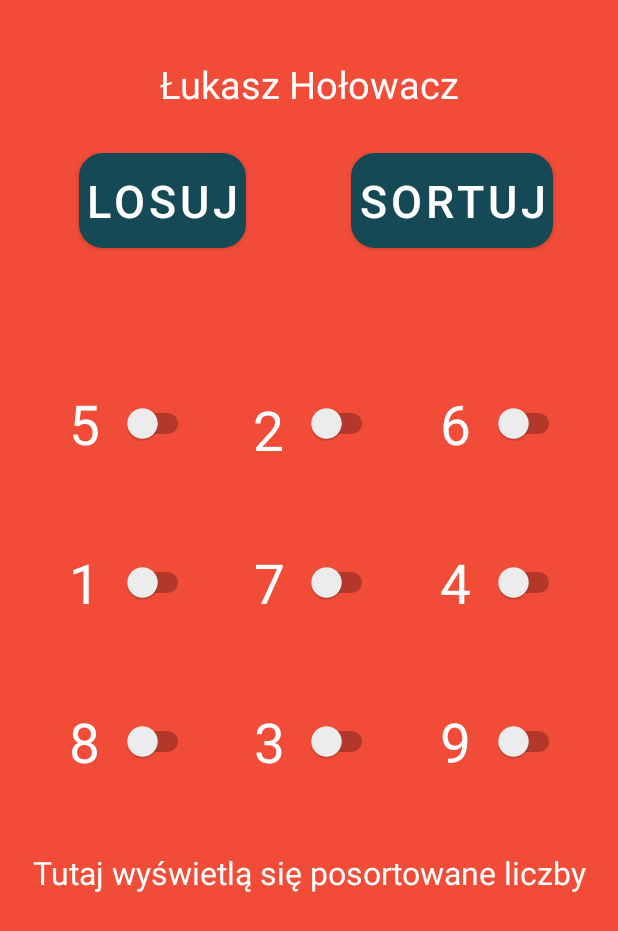
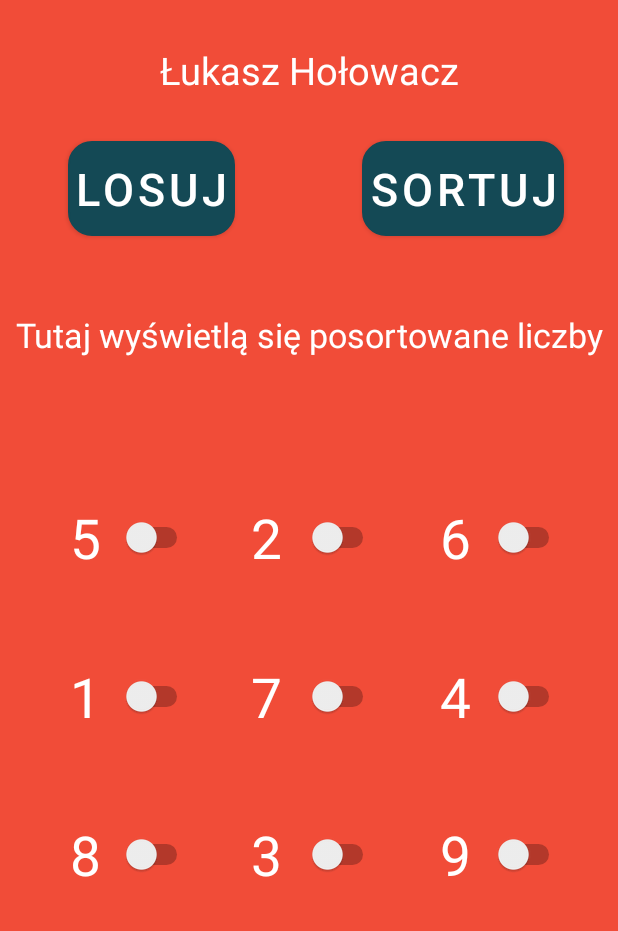
Before and after one commit to LukaszHolowacz/SwitchOcena, an Android app: the screen it shows after launch (MainActivity), on a phone screen of 412 x 824 dp. Shown: the top 931 px of the screen. Run offline under Robolectric (Android 15) with nearby library versions, the phone set to English and light mode, and no system bars.

Commit message:
Skończona aplikacja 2

```diff
--- a/app/src/main/res/layout/activity_main.xml
+++ b/app/src/main/res/layout/activity_main.xml
@@ -5,8 +5,7 @@
     android:layout_width="match_parent"
     android:layout_height="match_parent"
     tools:context=".MainActivity"
-    android:background="@color/przyciski"
-    android:padding="10dp">
+    android:background="@color/przyciski">
 
     <TextView
         android:id="@+id/wynik"
@@ -19,10 +18,10 @@
         android:textColor="@color/white"
         app:layout_constraintBottom_toBottomOf="parent"
         app:layout_constraintEnd_toEndOf="parent"
-        app:layout_constraintHorizontal_bias="0.526"
+        app:layout_constraintHorizontal_bias="0.0"
         app:layout_constraintStart_toStartOf="parent"
         app:layout_constraintTop_toTopOf="parent"
-        app:layout_constraintVertical_bias="0.732"
+        app:layout_constraintVertical_bias="0.262"
         tools:targetApi="o" />
 
     <Button
@@ -73,67 +72,37 @@
         app:layout_constraintTop_toTopOf="parent"
         app:layout_constraintVertical_bias="0.037" />
 
-    <Switch
-        android:id="@+id/switch1"
-        android:layout_width="50dp"
-        android:layout_height="50dp"
-        android:minHeight="48dp"
-        android:text=""
-        android:textColor="@color/white"
-        app:layout_constraintBottom_toBottomOf="parent"
-        app:layout_constraintEnd_toEndOf="parent"
-        app:layout_constraintHorizontal_bias="0.202"
-        app:layout_constraintStart_toStartOf="parent"
-        app:layout_constraintTop_toTopOf="parent"
-        app:layout_constraintVertical_bias="0.328"
-        tools:ignore="UseSwitchCompatOrMaterialXml" />
-
-    <TextView
-        android:id="@+id/text9"
-        android:layout_width="50dp"
-        android:layout_height="50dp"
-        android:text=""
-        android:textAlignment="center"
-        android:textColor="@color/white"
-        android:autoSizeTextType="uniform"
-        tools:targetApi="o"
-        app:layout_constraintBottom_toBottomOf="parent"
-        app:layout_constraintEnd_toEndOf="parent"
-        app:layout_constraintHorizontal_bias="0.786"
-        app:layout_constraintStart_toStartOf="parent"
-        app:layout_constraintTop_toTopOf="parent"
-        app:layout_constraintVertical_bias="0.609" />
-
     <TextView
         android:id="@+id/text1"
         android:layout_width="50dp"
         android:layout_height="50dp"
+        android:autoSizeTextType="uniform"
         android:text=""
         android:textAlignment="center"
         android:textColor="@color/white"
-        android:autoSizeTextType="uniform"
         app:layout_constraintBottom_toBottomOf="parent"
         app:layout_constraintEnd_toEndOf="parent"
-        app:layout_constraintHorizontal_bias="0.063"
+        app:layout_constraintHorizontal_bias="0.088"
         app:layout_constraintStart_toStartOf="parent"
         app:layout_constraintTop_toTopOf="parent"
-        app:layout_constraintVertical_bias="0.328"
+        app:layout_constraintVertical_bias="0.431"
         tools:targetApi="o" />
 
-    <Switch
-        android:id="@+id/switch7"
+    <TextView
+        android:id="@+id/text8"
         android:layout_width="50dp"
         android:layout_height="50dp"
-        android:minHeight="48dp"
+        android:autoSizeTextType="uniform"
         android:text=""
+        android:textAlignment="center"
         android:textColor="@color/white"
         app:layout_constraintBottom_toBottomOf="parent"
         app:layout_constraintEnd_toEndOf="parent"
-        app:layout_constraintHorizontal_bias="0.202"
+        app:layout_constraintHorizontal_bias="0.421"
         app:layout_constraintStart_toStartOf="parent"
         app:layout_constraintTop_toTopOf="parent"
-        app:layout_constraintVertical_bias="0.609"
-        tools:ignore="UseSwitchCompatOrMaterialXml" />
+        app:layout_constraintVertical_bias="0.704"
+        tools:targetApi="o" />
 
     <Switch
         android:id="@+id/switch9"
@@ -143,10 +112,87 @@
         android:text=""
         app:layout_constraintBottom_toBottomOf="parent"
         app:layout_constraintEnd_toEndOf="parent"
-        app:layout_constraintHorizontal_bias="0.925"
+        app:layout_constraintHorizontal_bias="0.903"
         app:layout_constraintStart_toStartOf="parent"
         app:layout_constraintTop_toTopOf="parent"
-        app:layout_constraintVertical_bias="0.609"
+        app:layout_constraintVertical_bias="0.704"
+        tools:ignore="UseSwitchCompatOrMaterialXml" />
+
+    <TextView
+        android:id="@+id/text4"
+        android:layout_width="50dp"
+        android:layout_height="50dp"
+        android:autoSizeTextType="uniform"
+        android:text=""
+        android:textAlignment="center"
+        android:textColor="@color/white"
+        app:layout_constraintBottom_toBottomOf="parent"
+        app:layout_constraintEnd_toEndOf="parent"
+        app:layout_constraintHorizontal_bias="0.088"
+        app:layout_constraintStart_toStartOf="parent"
+        app:layout_constraintTop_toTopOf="parent"
+        app:layout_constraintVertical_bias="0.568"
+        tools:targetApi="o" />
+
+    <TextView
+        android:id="@+id/text9"
+        android:layout_width="50dp"
+        android:layout_height="50dp"
+        android:autoSizeTextType="uniform"
+        android:text=""
+        android:textAlignment="center"
+        android:textColor="@color/white"
+        app:layout_constraintBottom_toBottomOf="parent"
+        app:layout_constraintEnd_toEndOf="parent"
+        app:layout_constraintHorizontal_bias="0.77"
+        app:layout_constraintStart_toStartOf="parent"
+        app:layout_constraintTop_toTopOf="parent"
+        app:layout_constraintVertical_bias="0.704"
+        tools:targetApi="o" />
+
+    <TextView
+        android:id="@+id/text6"
+        android:layout_width="50dp"
+        android:layout_height="50dp"
+        android:autoSizeTextType="uniform"
+        android:text=""
+        android:textAlignment="center"
+        android:textColor="@color/white"
+        app:layout_constraintBottom_toBottomOf="parent"
+        app:layout_constraintEnd_toEndOf="parent"
+        app:layout_constraintHorizontal_bias="0.77"
+        app:layout_constraintStart_toStartOf="parent"
+        app:layout_constraintTop_toTopOf="parent"
+        app:layout_constraintVertical_bias="0.568"
+        tools:targetApi="o" />
+
+    <Switch
+        android:id="@+id/switch3"
+        android:layout_width="50dp"
+        android:layout_height="50dp"
+        android:minHeight="48dp"
+        android:text=""
+        app:layout_constraintBottom_toBottomOf="parent"
+        app:layout_constraintEnd_toEndOf="parent"
+        app:layout_constraintHorizontal_bias="0.903"
+        app:layout_constraintStart_toStartOf="parent"
+        app:layout_constraintTop_toTopOf="parent"
+        app:layout_constraintVertical_bias="0.431"
+        tools:ignore="UseSwitchCompatOrMaterialXml" />
+
+    <Switch
+        android:id="@+id/switch2"
+        android:layout_width="50dp"
+        android:layout_height="50dp"
+        android:minWidth="48dp"
+        android:minHeight="48dp"
+        android:text=""
+        app:layout_constraintBottom_toBottomOf="parent"
+        app:layout_constraintEnd_toEndOf="parent"
+        app:layout_constraintHorizontal_bias="0.559"
+        app:layout_constraintStart_toStartOf="parent"
+        app:layout_constraintTop_toTopOf="parent"
+        app:layout_constraintVertical_bias="0.431"
         tools:ignore="UseSwitchCompatOrMaterialXml" />
 
     <Switch
@@ -157,10 +203,86 @@
         android:text=""
         app:layout_constraintBottom_toBottomOf="parent"
         app:layout_constraintEnd_toEndOf="parent"
-        app:layout_constraintHorizontal_bias="0.562"
+        app:layout_constraintHorizontal_bias="0.559"
         app:layout_constraintStart_toStartOf="parent"
         app:layout_constraintTop_toTopOf="parent"
-        app:layout_constraintVertical_bias="0.469"
+        app:layout_constraintVertical_bias="0.568"
+        tools:ignore="UseSwitchCompatOrMaterialXml" />
+
+    <TextView
+        android:id="@+id/text7"
+        android:layout_width="50dp"
+        android:layout_height="50dp"
+        android:autoSizeTextType="uniform"
+        android:text=""
+        android:textAlignment="center"
+        android:textColor="@color/white"
+        app:layout_constraintBottom_toBottomOf="parent"
+        app:layout_constraintEnd_toEndOf="parent"
+        app:layout_constraintHorizontal_bias="0.088"
+        app:layout_constraintStart_toStartOf="parent"
+        app:layout_constraintTop_toTopOf="parent"
+        app:layout_constraintVertical_bias="0.704"
+        tools:targetApi="o" />
+
+    <TextView
+        android:id="@+id/text5"
+        android:layout_width="50dp"
+        android:layout_height="50dp"
+        android:autoSizeTextType="uniform"
+        android:text=""
+        android:textAlignment="center"
+        android:textColor="@color/white"
+        app:layout_constraintBottom_toBottomOf="parent"
+        app:layout_constraintEnd_toEndOf="parent"
+        app:layout_constraintHorizontal_bias="0.421"
+        app:layout_constraintStart_toStartOf="parent"
+        app:layout_constraintTop_toTopOf="parent"
+        app:layout_constraintVertical_bias="0.568"
+        tools:targetApi="o" />
+
+    <Switch
+        android:id="@+id/switch1"
+        android:layout_width="50dp"
+        android:layout_height="50dp"
+        android:minHeight="48dp"
+        android:text=""
+        android:textColor="@color/white"
+        app:layout_constraintBottom_toBottomOf="parent"
+        app:layout_constraintEnd_toEndOf="parent"
+        app:layout_constraintHorizontal_bias="0.218"
+        app:layout_constraintStart_toStartOf="parent"
+        app:layout_constraintTop_toTopOf="parent"
+        app:layout_constraintVertical_bias="0.431"
+        tools:ignore="UseSwitchCompatOrMaterialXml" />
+
+    <Switch
+        android:id="@+id/switch4"
+        android:layout_width="50dp"
+        android:layout_height="50dp"
+        android:minHeight="48dp"
+        android:text=""
+        android:textColor="@color/white"
+        app:layout_constraintBottom_toBottomOf="parent"
+        app:layout_constraintEnd_toEndOf="parent"
+        app:layout_constraintHorizontal_bias="0.218"
+        app:layout_constraintStart_toStartOf="parent"
+        app:layout_constraintTop_toTopOf="parent"
+        app:layout_constraintVertical_bias="0.568"
+        tools:ignore="UseSwitchCompatOrMaterialXml" />
+
+    <Switch
+        android:id="@+id/switch6"
+        android:layout_width="50dp"
+        android:layout_height="50dp"
+        android:minHeight="48dp"
+        android:text=""
+        app:layout_constraintBottom_toBottomOf="parent"
+        app:layout_constraintEnd_toEndOf="parent"
+        app:layout_constraintHorizontal_bias="0.903"
+        app:layout_constraintStart_toStartOf="parent"
+        app:layout_constraintTop_toTopOf="parent"
+        app:layout_constraintVertical_bias="0.568"
         tools:ignore="UseSwitchCompatOrMaterialXml" />
 
     <Switch
@@ -172,43 +294,27 @@
         android:text=""
         app:layout_constraintBottom_toBottomOf="parent"
         app:layout_constraintEnd_toEndOf="parent"
-        app:layout_constraintHorizontal_bias="0.562"
+        app:layout_constraintHorizontal_bias="0.559"
         app:layout_constraintStart_toStartOf="parent"
         app:layout_constraintTop_toTopOf="parent"
-        app:layout_constraintVertical_bias="0.609"
+        app:layout_constraintVertical_bias="0.704"
         tools:ignore="UseSwitchCompatOrMaterialXml" />
 
     <TextView
-        android:id="@+id/text6"
+        android:id="@+id/text3"
         android:layout_width="50dp"
         android:layout_height="50dp"
+        android:autoSizeTextType="uniform"
         android:text=""
         android:textAlignment="center"
         android:textColor="@color/white"
-        android:autoSizeTextType="uniform"
-        tools:targetApi="o"
         app:layout_constraintBottom_toBottomOf="parent"
         app:layout_constraintEnd_toEndOf="parent"
-        app:layout_constraintHorizontal_bias="0.786"
+        app:layout_constraintHorizontal_bias="0.77"
         app:layout_constraintStart_toStartOf="parent"
         app:layout_constraintTop_toTopOf="parent"
-        app:layout_constraintVertical_bias="0.469" />
-
-    <TextView
-        android:id="@+id/text4"
-        android:layout_width="50dp"
-        android:layout_height="50dp"
-        android:text=""
-        android:textAlignment="center"
-        android:textColor="@color/white"
-        android:autoSizeTextType="uniform"
-        tools:targetApi="o"
-        app:layout_constraintBottom_toBottomOf="parent"
-        app:layout_constraintEnd_toEndOf="parent"
-        app:layout_constraintHorizontal_bias="0.063"
-        app:layout_constraintStart_toStartOf="parent"
-        app:layout_constraintTop_toTopOf="parent"
-        app:layout_constraintVertical_bias="0.469" />
+        app:layout_constraintVertical_bias="0.431"
+        tools:targetApi="o" />
 
     <TextView
         android:id="@+id/text2"
@@ -223,27 +329,11 @@
         app:layout_constraintHorizontal_bias="0.421"
         app:layout_constraintStart_toStartOf="parent"
         app:layout_constraintTop_toTopOf="parent"
-        app:layout_constraintVertical_bias="0.333"
+        app:layout_constraintVertical_bias="0.431"
         tools:targetApi="o" />
 
-    <TextView
-        android:id="@+id/text3"
-        android:layout_width="50dp"
-        android:layout_height="50dp"
-        android:text=""
-        android:textAlignment="center"
-        android:textColor="@color/white"
-        android:autoSizeTextType="uniform"
-        tools:targetApi="o"
-        app:layout_constraintBottom_toBottomOf="parent"
-        app:layout_constraintEnd_toEndOf="parent"
-        app:layout_constraintHorizontal_bias="0.786"
-        app:layout_constraintStart_toStartOf="parent"
-        app:layout_constraintTop_toTopOf="parent"
-        app:layout_constraintVertical_bias="0.328" />
-
     <Switch
-        android:id="@+id/switch4"
+        android:id="@+id/switch7"
         android:layout_width="50dp"
         android:layout_height="50dp"
         android:minHeight="48dp"
@@ -251,101 +341,10 @@
         android:textColor="@color/white"
         app:layout_constraintBottom_toBottomOf="parent"
         app:layout_constraintEnd_toEndOf="parent"
-        app:layout_constraintHorizontal_bias="0.202"
+        app:layout_constraintHorizontal_bias="0.218"
         app:layout_constraintStart_toStartOf="parent"
         app:layout_constraintTop_toTopOf="parent"
-        app:layout_constraintVertical_bias="0.469"
-        tools:ignore="UseSwitchCompatOrMaterialXml" />
-
-    <TextView
-        android:id="@+id/text7"
-        android:layout_width="50dp"
-        android:layout_height="50dp"
-        android:text=""
-        android:textAlignment="center"
-        android:textColor="@color/white"
-        android:autoSizeTextType="uniform"
-        tools:targetApi="o"
-        app:layout_constraintBottom_toBottomOf="parent"
-        app:layout_constraintEnd_toEndOf="parent"
-        app:layout_constraintHorizontal_bias="0.063"
-        app:layout_constraintStart_toStartOf="parent"
-        app:layout_constraintTop_toTopOf="parent"
-        app:layout_constraintVertical_bias="0.609" />
-
-    <TextView
-        android:id="@+id/text5"
-        android:layout_width="50dp"
-        android:layout_height="50dp"
-        android:text=""
-        android:textAlignment="center"
-        android:textColor="@color/white"
-        android:autoSizeTextType="uniform"
-        tools:targetApi="o"
-        app:layout_constraintBottom_toBottomOf="parent"
-        app:layout_constraintEnd_toEndOf="parent"
-        app:layout_constraintHorizontal_bias="0.423"
-        app:layout_constraintStart_toStartOf="parent"
-        app:layout_constraintTop_toTopOf="parent"
-        app:layout_constraintVertical_bias="0.469" />
-
-    <Switch
-        android:id="@+id/switch3"
-        android:layout_width="50dp"
-        android:layout_height="50dp"
-        android:minHeight="48dp"
-        android:text=""
-        app:layout_constraintBottom_toBottomOf="parent"
-        app:layout_constraintEnd_toEndOf="parent"
-        app:layout_constraintHorizontal_bias="0.925"
-        app:layout_constraintStart_toStartOf="parent"
-        app:layout_constraintTop_toTopOf="parent"
-        app:layout_constraintVertical_bias="0.328"
-        tools:ignore="UseSwitchCompatOrMaterialXml" />
-
-    <TextView
-        android:id="@+id/text8"
-        android:layout_width="50dp"
-        android:layout_height="50dp"
-        android:text=""
-        android:textAlignment="center"
-        android:textColor="@color/white"
-        android:autoSizeTextType="uniform"
-        tools:targetApi="o"
-        app:layout_constraintBottom_toBottomOf="parent"
-        app:layout_constraintEnd_toEndOf="parent"
-        app:layout_constraintHorizontal_bias="0.423"
-        app:layout_constraintStart_toStartOf="parent"
-        app:layout_constraintTop_toTopOf="parent"
-        app:layout_constraintVertical_bias="0.609" />
-
-    <Switch
-        android:id="@+id/switch6"
-        android:layout_width="50dp"
-        android:layout_height="50dp"
-        android:minHeight="48dp"
-        android:text=""
-        app:layout_constraintBottom_toBottomOf="parent"
-        app:layout_constraintEnd_toEndOf="parent"
-        app:layout_constraintHorizontal_bias="0.925"
-        app:layout_constraintStart_toStartOf="parent"
-        app:layout_constraintTop_toTopOf="parent"
-        app:layout_constraintVertical_bias="0.469"
-        tools:ignore="UseSwitchCompatOrMaterialXml" />
-
-    <Switch
-        android:id="@+id/switch2"
-        android:layout_width="50dp"
-        android:layout_height="50dp"
-        android:minWidth="48dp"
-        android:minHeight="48dp"
-        android:text=""
-        app:layout_constraintBottom_toBottomOf="parent"
-        app:layout_constraintEnd_toEndOf="parent"
-        app:layout_constraintHorizontal_bias="0.562"
-        app:layout_constraintStart_toStartOf="parent"
-        app:layout_constraintTop_toTopOf="parent"
-        app:layout_constraintVertical_bias="0.328"
+        app:layout_constraintVertical_bias="0.704"
         tools:ignore="UseSwitchCompatOrMaterialXml" />
 
 </androidx.constraintlayout.widget.ConstraintLayout>
```
